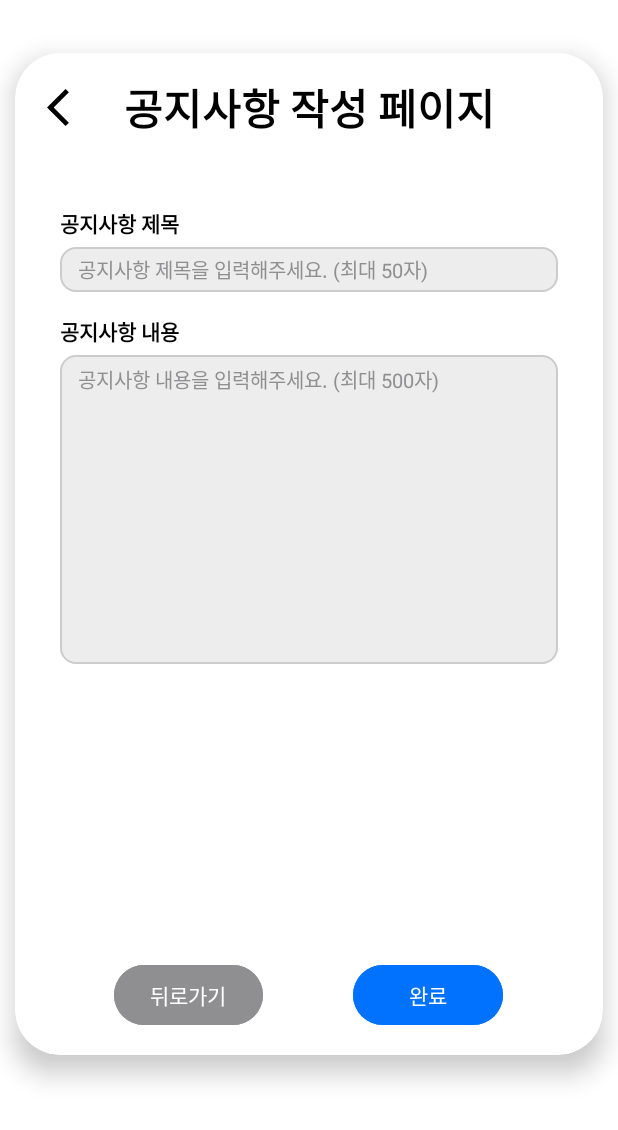
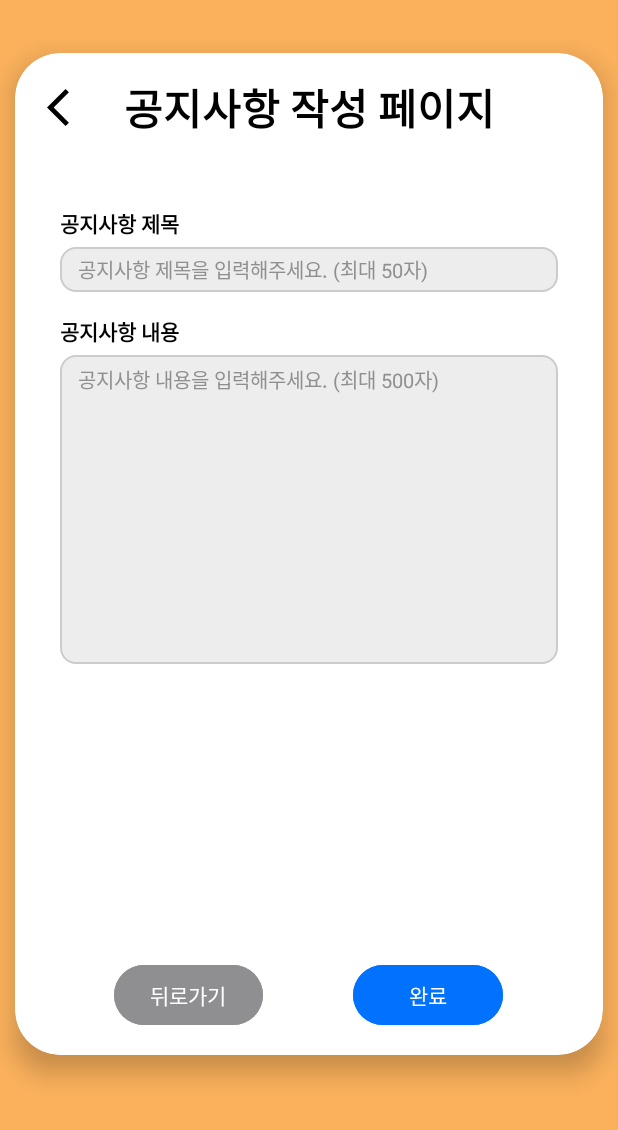
Before and after one commit to TUK-MPM/zikk-android, an Android app: the AdminNoticeWriteActivity screen opened directly, with no data from a screen before it, on a phone screen of 412 x 824 dp, the part 106-1236 px from its top. Run offline under Robolectric (Android 15) with nearby library versions, the phone set to English and light mode, and no system bars.

Commit message:
feat: 문의/공지 백그라운드 컬러

```diff
--- a/app/src/main/res/layout/activity_admin_notice_write.xml
+++ b/app/src/main/res/layout/activity_admin_notice_write.xml
@@ -13,7 +13,7 @@
         android:clipChildren="false"
         android:clipToPadding="false"
         android:orientation="vertical"
-        android:background="@color/white">
+        android:background="@color/background_orange">
         <!--주석-->
         <fragment
             android:id="@+id/headerFragment"
--- a/app/src/main/res/layout/activity_notice.xml
+++ b/app/src/main/res/layout/activity_notice.xml
@@ -7,7 +7,7 @@
     android:layout_height="match_parent"
     tools:context=".MainActivity"
     android:orientation="vertical"
-    android:background="@color/white">
+    android:background="@color/background_orange">
 
     <!-- Status Bar Area -->
     <fragment
--- a/app/src/main/res/layout/activity_notice_content.xml
+++ b/app/src/main/res/layout/activity_notice_content.xml
@@ -10,7 +10,7 @@
     <LinearLayout
         android:layout_width="match_parent"
         android:layout_height="match_parent"
-        android:background="@color/white"
+        android:background="@color/background_orange"
         android:clipChildren="false"
         android:clipToPadding="false"
         android:orientation="vertical">
--- a/app/src/main/res/layout/activity_question_context.xml
+++ b/app/src/main/res/layout/activity_question_context.xml
@@ -14,7 +14,7 @@
         android:clipChildren="false"
         android:clipToPadding="false"
         android:orientation="vertical"
-        android:background="@color/white">
+        android:background="@color/background_orange">
 
         <fragment
             android:id="@+id/headerFragment"
--- a/app/src/main/res/layout/activity_question_list.xml
+++ b/app/src/main/res/layout/activity_question_list.xml
@@ -7,7 +7,7 @@
     android:layout_height="match_parent"
     tools:context=".MainActivity"
     android:orientation="vertical"
-    android:background="@color/white">
+    android:background="@color/background_orange">
 
     <!-- Status Bar Area -->
     <fragment
--- a/app/src/main/res/layout/activity_question_write.xml
+++ b/app/src/main/res/layout/activity_question_write.xml
@@ -13,7 +13,7 @@
         android:clipChildren="false"
         android:clipToPadding="false"
         android:orientation="vertical"
-        android:background="@color/white">
+        android:background="@color/background_orange">
         <!--주석-->
         <fragment
             android:id="@+id/headerFragment"
--- a/app/src/main/res/layout/item_notice.xml
+++ b/app/src/main/res/layout/item_notice.xml
@@ -16,7 +16,8 @@
         android:layout_width="0dp"
         android:layout_height="wrap_content"
         android:layout_weight="1"
-        android:orientation="vertical">
+        android:orientation="vertical"
+        android:background="@color/background_orange">
         <TextView
             android:id="@+id/tv_notice_title"
             android:layout_width="match_parent"
```
